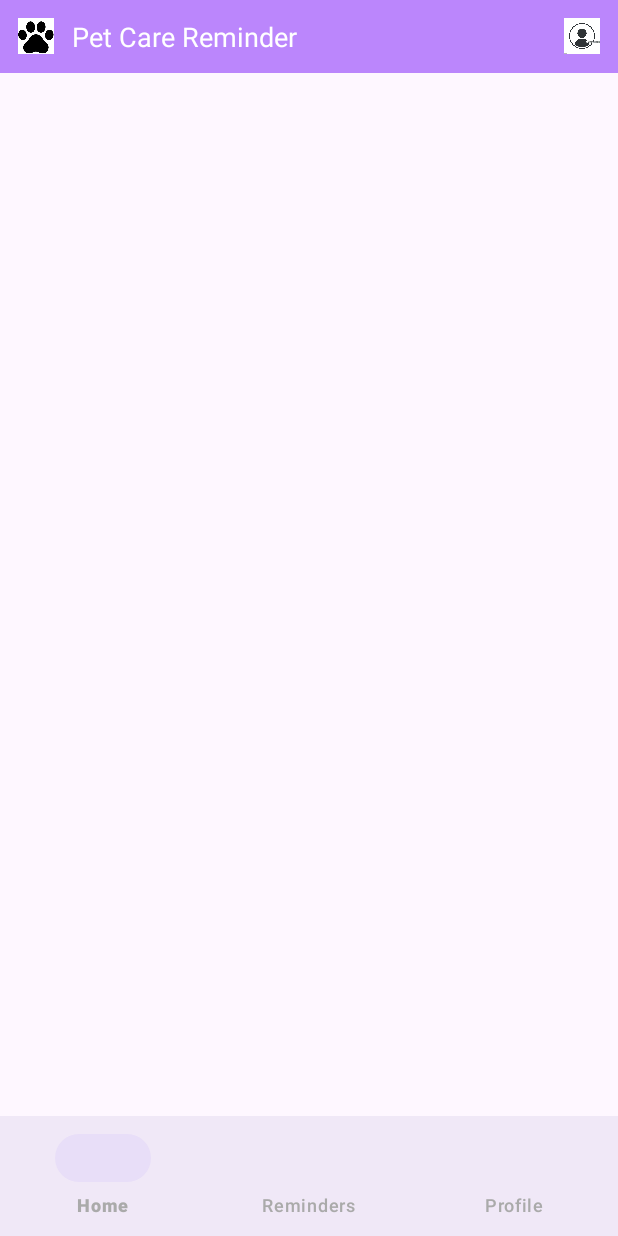
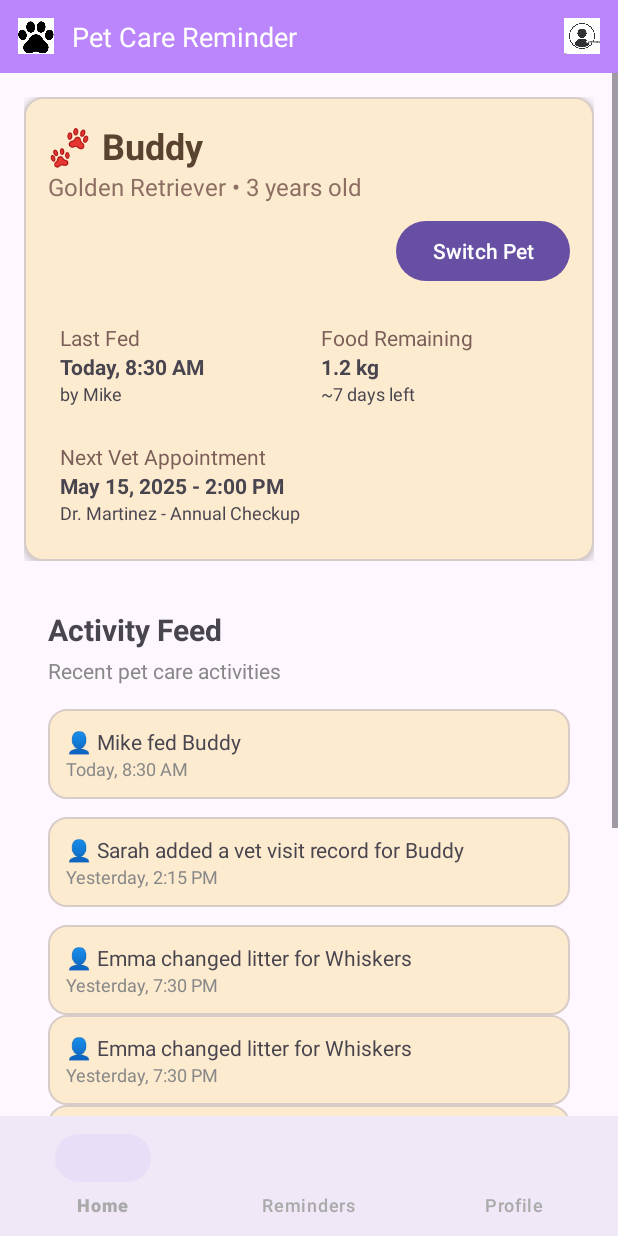
Before and after one commit to roshh4/Pet-Care-Kotlin, an Android app: the screen it shows after launch (MainActivity), after a tap on "Login", on a phone screen of 412 x 824 dp. Run offline under Robolectric (Android 15) with nearby library versions, the phone set to English and light mode, and no system bars.

Commit message:
layout of homepage

```diff
--- a/app/src/main/res/layout/fragment_activity_feed.xml
+++ b/app/src/main/res/layout/fragment_activity_feed.xml
@@ -84,4 +84,104 @@
             android:textColor="#888888" />
     </LinearLayout>
 
+    <LinearLayout
+        android:layout_width="match_parent"
+        android:layout_height="wrap_content"
+        android:orientation="vertical"
+        android:background="@drawable/card_background"
+        android:padding="12dp">
+
+        <TextView
+            android:layout_width="wrap_content"
+            android:layout_height="wrap_content"
+            android:text="👤 Emma changed litter for Whiskers" />
+
+        <TextView
+            android:layout_width="wrap_content"
+            android:layout_height="wrap_content"
+            android:text="Yesterday, 7:30 PM"
+            android:textSize="12sp"
+            android:textColor="#888888" />
+    </LinearLayout>
+
+    <LinearLayout
+        android:layout_width="match_parent"
+        android:layout_height="wrap_content"
+        android:orientation="vertical"
+        android:background="@drawable/card_background"
+        android:padding="12dp">
+
+        <TextView
+            android:layout_width="wrap_content"
+            android:layout_height="wrap_content"
+            android:text="👤 Emma changed litter for Whiskers" />
+
+        <TextView
+            android:layout_width="wrap_content"
+            android:layout_height="wrap_content"
+            android:text="Yesterday, 7:30 PM"
+            android:textSize="12sp"
+            android:textColor="#888888" />
+    </LinearLayout>
+
+    <LinearLayout
+        android:layout_width="match_parent"
+        android:layout_height="wrap_content"
+        android:orientation="vertical"
+        android:background="@drawable/card_background"
+        android:padding="12dp">
+
+        <TextView
+            android:layout_width="wrap_content"
+            android:layout_height="wrap_content"
+            android:text="👤 Emma changed litter for Whiskers" />
+
+        <TextView
+            android:layout_width="wrap_content"
+            android:layout_height="wrap_content"
+            android:text="Yesterday, 7:30 PM"
+            android:textSize="12sp"
+            android:textColor="#888888" />
+    </LinearLayout>
+
+    <LinearLayout
+        android:layout_width="match_parent"
+        android:layout_height="wrap_content"
+        android:orientation="vertical"
+        android:background="@drawable/card_background"
+        android:padding="12dp">
+
+        <TextView
+            android:layout_width="wrap_content"
+            android:layout_height="wrap_content"
+            android:text="👤 Emma changed litter for Whiskers" />
+
+        <TextView
+            android:layout_width="wrap_content"
+            android:layout_height="wrap_content"
+            android:text="Yesterday, 7:30 PM"
+            android:textSize="12sp"
+            android:textColor="#888888" />
+    </LinearLayout>
+
+    <LinearLayout
+        android:layout_width="match_parent"
+        android:layout_height="wrap_content"
+        android:orientation="vertical"
+        android:background="@drawable/card_background"
+        android:padding="12dp">
+
+        <TextView
+            android:layout_width="wrap_content"
+            android:layout_height="wrap_content"
+            android:text="👤 Emma changed litter for Whiskers" />
+
+        <TextView
+            android:layout_width="wrap_content"
+            android:layout_height="wrap_content"
+            android:text="Yesterday, 7:30 PM"
+            android:textSize="12sp"
+            android:textColor="#888888" />
+    </LinearLayout>
+
 </LinearLayout>
--- a/app/src/main/res/layout/fragment_app_page.xml
+++ b/app/src/main/res/layout/fragment_app_page.xml
@@ -10,11 +10,12 @@
         android:layout_height="wrap_content" />
 
     <!-- Middle Content Fragment -->
-    <FrameLayout
-        android:id="@+id/app_middle_container"
-        android:layout_width="match_parent"
-        android:layout_height="0dp"
-        android:layout_weight="1" />
+    <fragment
+    android:id="@+id/homepage_fragment"
+    android:name="com.example.petcarekotlin.HomepageFragment"
+    android:layout_width="match_parent"
+    android:layout_height="0dp"
+    android:layout_weight="1" />
 
     <!-- Footer Fragment -->
     <include
--- a/app/src/main/res/layout/fragment_home_page.xml
+++ b/app/src/main/res/layout/fragment_home_page.xml
@@ -1,17 +1,22 @@
-<LinearLayout xmlns:android="http://schemas.android.com/apk/res/android"
+<ScrollView xmlns:android="http://schemas.android.com/apk/res/android"
+    android:layout_width="match_parent"
+    android:layout_height="match_parent">
+
+    <LinearLayout
         android:orientation="vertical"
         android:padding="16dp"
         android:layout_width="match_parent"
-    android:layout_height="match_parent">
+        android:layout_height="wrap_content">
 
         <FrameLayout
             android:id="@+id/logs_container"
             android:layout_width="match_parent"
-        android:layout_height="wrap_content"/>
+            android:layout_height="wrap_content" />
 
         <FrameLayout
             android:id="@+id/activity_container"
             android:layout_width="match_parent"
             android:layout_height="wrap_content"
-        android:layout_marginTop="16dp"/>
+            android:layout_marginTop="16dp" />
     </LinearLayout>
+</ScrollView>
```
Lines whose indentation alone changed are shown as unchanged.
